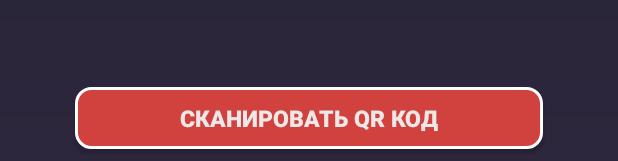
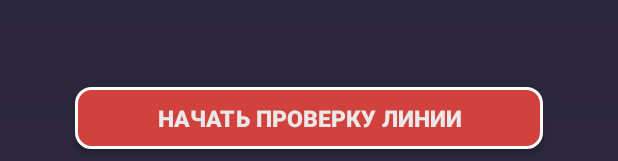
Before and after one commit to iamsardorbek/APS_Andon, an Android app: the layout activity_machine_layout.xml on its own in the app's theme, with its tools: preview values and no code run, on a phone screen of 412 x 824 dp. Shown: the part 1072-1233 px from the top of the screen. Run offline under Robolectric (Android 15) with nearby library versions, the phone set to English and light mode, and no system bars.

```diff
--- a/app/src/main/res/layout/activity_machine_layout.xml
+++ b/app/src/main/res/layout/activity_machine_layout.xml
@@ -12,10 +12,11 @@
         android:layout_width="match_parent"
         android:layout_height="wrap_content"
         android:contentDescription="@string/description_layout"
-        android:src="@drawable/p1" />
+        android:src="@drawable/p1"
+        android:id="@+id/equipment_layout"/>
 
     <Button
-        android:id="@+id/layoutqrscan"
+        android:id="@+id/qr_scan"
         android:layout_weight="1"
         android:layout_width="match_parent"
         android:layout_height="wrap_content"
@@ -26,7 +27,7 @@
         android:baselineAligned="false"
         android:gravity="center"
         android:padding="5dp"
-        android:text="@string/scan_qr"
+        android:text="@string/start_check"
         android:textColor="@color/text"
         android:textSize="15sp"
         android:textStyle="bold" />
--- a/app/src/main/res/values/strings.xml
+++ b/app/src/main/res/values/strings.xml
@@ -32,7 +32,7 @@
     <string name="equipmentLine">Линия: </string>
     <string name="numberOfProblems">Обнаружено проблем: </string>
     <string name="checkingDuration">Время проверки: </string>
-    <string name="equipment_name_textview">Название оборудования:</string>
+    <string name="equipment_name_textview">Название линии:</string>
     <string name="nomer_punkta_textview">"Номер пункта: "</string>
     <string name="next_point_button_text">Следующий пункт</string>
     <string name="qr_text_below_scanner">Поднесите камеру к QR коду</string>
@@ -66,7 +66,8 @@
     <string name="problems_list_submenu">Список проблем</string>
     <string name="endOfChecking">Проверка закончена</string>
     <string name="remember_me">Запомнить меня</string>
-    <string name="scan_qr">Сканировать QR код</string>
+    <string name="start_check">Начать проверку линии</string>
     <string name="description_layout">layout</string>
     <string name="package_name">com.akfa.apsproject</string>
+    <string name="scan_qr">Сканировать QR Код</string>
 </resources>
```
Also changed, not shown: app/src/main/java/com/akfa/apsproject/MachineLayoutActivity.java (+51 -1 lines), app/src/main/java/com/akfa/apsproject/QuestMainActivity.java (+1 -6 lines), app/src/main/java/com/akfa/apsproject/QuestPointDynamic.java (+9 -3 lines), app/src/main/res/layout/quest_activity_main.xml (+12 -9 lines), app/src/main/res/layout/quest_activity_point_dynamic.xml (+8 -8 lines), app/src/main/res/drawable/equipment_layout.png (deleted).
